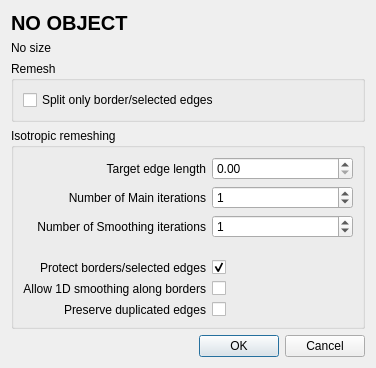
Before: the Qt Designer form include/Polyhedron/demo/Polyhedron/Plugins/PMP/Isotropic_remeshing_dialog.ui in CrealityOfficial/cgal, drawn with Qt 5.
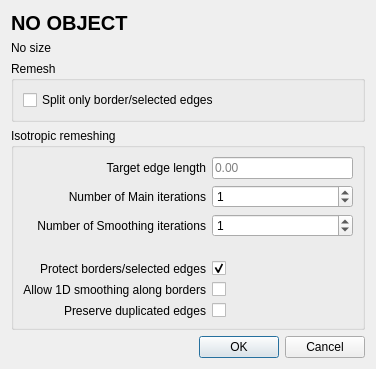
After: the same form once the commit is applied. Custom widgets are drawn as their Qt base class.

```diff
--- a/include/Polyhedron/demo/Polyhedron/Plugins/PMP/Isotropic_remeshing_dialog.ui
+++ b/include/Polyhedron/demo/Polyhedron/Plugins/PMP/Isotropic_remeshing_dialog.ui
@@ -10,7 +10,7 @@
     <x>0</x>
     <y>0</y>
     <width>376</width>
-    <height>368</height>
+    <height>369</height>
    </rect>
   </property>
   <property name="windowTitle">
@@ -176,22 +176,6 @@
         </property>
        </widget>
       </item>
-      <item row="0" column="1">
-       <widget class="QDoubleSpinBox" name="edgeLength_dspinbox">
-        <property name="minimumSize">
-         <size>
-          <width>110</width>
-          <height>0</height>
-         </size>
-        </property>
-        <property name="maximum">
-         <double>1000.000000000000000</double>
-        </property>
-        <property name="singleStep">
-         <double>0.100000000000000</double>
-        </property>
-       </widget>
-      </item>
       <item row="3" column="0">
        <spacer name="verticalSpacer_3">
         <property name="orientation">
@@ -208,6 +192,22 @@
         </property>
        </spacer>
       </item>
+      <item row="0" column="1">
+       <widget class="DoubleEdit" name="edgeLength_dspinbox">
+        <property name="inputMethodHints">
+         <set>Qt::ImhNone</set>
+        </property>
+        <property name="inputMask">
+         <string/>
+        </property>
+        <property name="text">
+         <string/>
+        </property>
+        <property name="placeholderText">
+         <string>0.00</string>
+        </property>
+       </widget>
+      </item>
      </layout>
     </widget>
    </item>
@@ -239,6 +239,13 @@
    </item>
   </layout>
  </widget>
+ <customwidgets>
+  <customwidget>
+   <class>DoubleEdit</class>
+   <extends>QLineEdit</extends>
+   <header>CGAL_double_edit.h</header>
+  </customwidget>
+ </customwidgets>
  <tabstops>
   <tabstop>splitEdgesOnly_checkbox</tabstop>
   <tabstop>edgeLength_dspinbox</tabstop>
```
Left out of the diff: 4 changed lines with no effect on the pictures.
